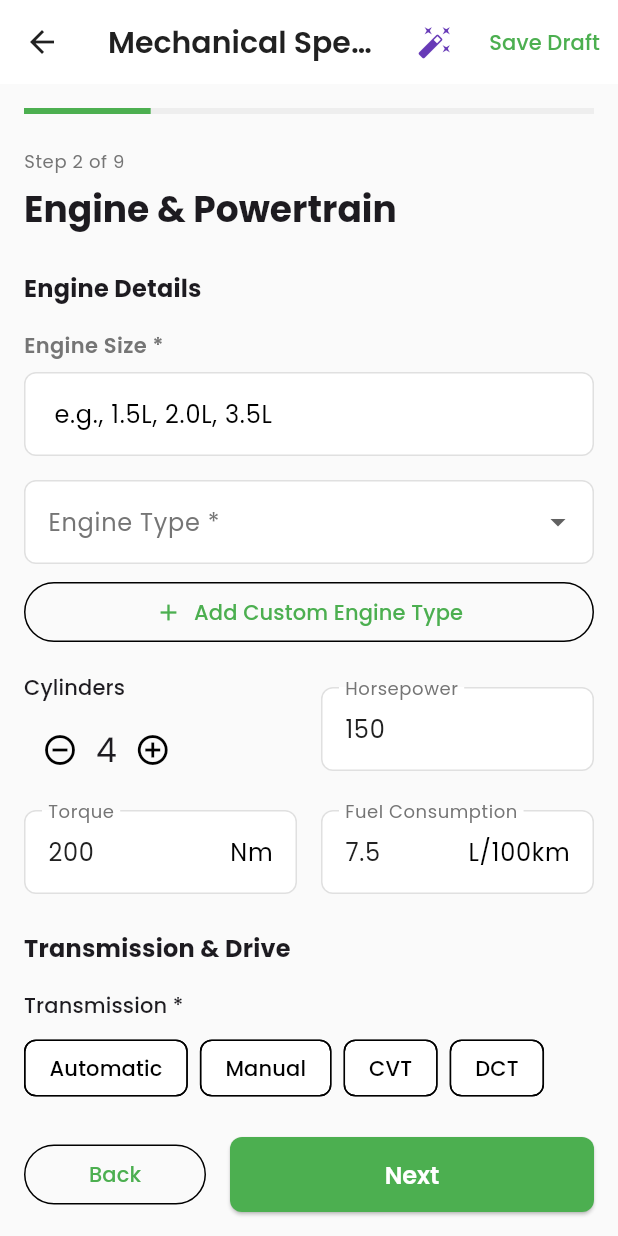
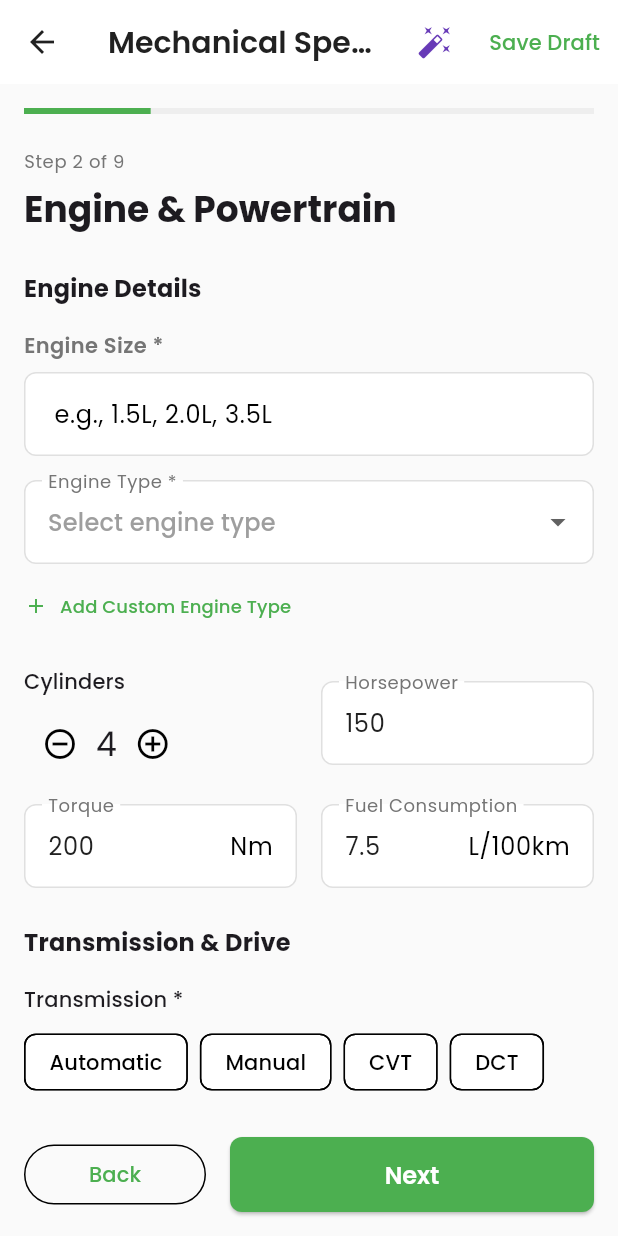
Before and after one commit to aimsahorizon/autobid-flutter, a Flutter app: the CreateListingStep2Mechanical screen opened by its route, on a phone screen of 412 x 824 dp. Run offline on Flutter 3.47's test engine with Material 3 defaults, Android fonts, the phone set to English and light mode, and no system bars; our stand-ins replace cached_network_image, flutter_riverpod, freezed_annotation, go_router, google_fonts, image_picker and 1 more; generated files the repository leaves out were written again; network calls fail.

Commit message:
feat: standardize custom attributes UX in step 2

```diff
--- a/lib/presentation/screens/listings/create/create_listing_step2_mechanical.dart
+++ b/lib/presentation/screens/listings/create/create_listing_step2_mechanical.dart
@@ -312,31 +312,40 @@ class _CreateListingStep2MechanicalState
             const SizedBox(height: 16),
 
             // Engine Type
-            DropdownButtonFormField<EngineType>(
-              initialValue: provider.engineType,
+            DropdownButtonFormField<EngineType?>(
+              value: provider.engineType,
               decoration: const InputDecoration(
                 labelText: 'Engine Type *',
                 border: OutlineInputBorder(),
+                hintText: 'Select engine type',
               ),
-              items: EngineType.values.map((type) {
-                return DropdownMenuItem(
+              items: [
+                const DropdownMenuItem<EngineType?>(
+                  value: null,
+                  child: Text('Select engine type', style: TextStyle(color: Colors.grey)),
+                ),
+                ...EngineType.values.map((type) {
+                  return DropdownMenuItem<EngineType?>(
                     value: type,
                     child: Text(type.displayName),
                   );
                 }).toList(),
+              ],
               onChanged: (value) {
-                if (value != null) provider.setEngineType(value);
+                provider.setEngineType(value);
               },
+              validator: (value) => value == null ? 'Please select engine type' : null,
             ),
             if (provider.customEngineTypes.isNotEmpty) ...[
               const SizedBox(height: 8),
               Wrap(
-                spacing: 8,
-                runSpacing: 8,
+                spacing: 4,
+                runSpacing: 4,
                 children: provider.customEngineTypes.map((type) {
                   return Chip(
-                    label: Text(type),
-                    deleteIcon: const Icon(Icons.close, size: 16),
+                    label: Text(type, style: const TextStyle(fontSize: 11)),
+                    deleteIcon: const Icon(Icons.close, size: 14),
+                    visualDensity: VisualDensity.compact,
                     onDeleted: () {
                       setState(() {
                         provider.customEngineTypes.remove(type);
@@ -346,13 +355,14 @@ class _CreateListingStep2MechanicalState
                 }).toList(),
               ),
             ],
-            const SizedBox(height: 8),
-            OutlinedButton.icon(
+            const SizedBox(height: 4),
+            Align(
+              alignment: Alignment.centerLeft,
+              child: TextButton.icon(
                 onPressed: _showAddCustomEngineTypeDialog,
-              icon: const Icon(Icons.add, size: 18),
-              label: const Text('Add Custom Engine Type'),
-              style: OutlinedButton.styleFrom(
-                padding: const EdgeInsets.symmetric(vertical: 10),
+                icon: const Icon(Icons.add, size: 16),
+                label: const Text('Add Custom Engine Type', style: TextStyle(fontSize: 12)),
+                style: TextButton.styleFrom(padding: EdgeInsets.zero),
               ),
             ),
             const SizedBox(height: 16),
@@ -443,26 +453,43 @@ class _CreateListingStep2MechanicalState
                   );
                 }),
                 ...provider.customTransmissionTypes.map((type) {
-                  return Chip(
-                    label: Text(type),
-                    deleteIcon: const Icon(Icons.close, size: 16),
-                    onDeleted: () {
+                  final isSelected = provider.selectedCustomTransmission == type;
+                  return ChoiceChip(
+                    label: Row(
+                      mainAxisSize: MainAxisSize.min,
+                      children: [
+                        Text(type),
+                        const SizedBox(width: 4),
+                        GestureDetector(
+                          onTap: () {
                             setState(() {
                               provider.customTransmissionTypes.remove(type);
+                              if (provider.selectedCustomTransmission == type) {
+                                provider.setSelectedCustomTransmission(null);
+                              }
                             });
+                          },
+                          child: const Icon(Icons.cancel, size: 16),
+                        ),
+                      ],
+                    ),
+                    selected: isSelected,
+                    onSelected: (selected) {
+                      if (selected) {
+                        provider.setTransmission(null);
+                        provider.setSelectedCustomTransmission(type);
+                      }
                     },
                   );
                 }),
+                ActionChip(
+                  avatar: const Icon(Icons.add_circle_outline, size: 18),
+                  label: const Text('Add option'),
+                  onPressed: _showAddCustomTransmissionTypeDialog,
+                  backgroundColor: Colors.grey[100],
+                  side: BorderSide(color: Colors.grey[400]!, style: BorderStyle.none),
+                ),
               ],
-            ),
-            const SizedBox(height: 8),
-            OutlinedButton.icon(
-              onPressed: _showAddCustomTransmissionTypeDialog,
-              icon: const Icon(Icons.add, size: 18),
-              label: const Text('Add Custom Transmission'),
-              style: OutlinedButton.styleFrom(
-                padding: const EdgeInsets.symmetric(vertical: 10),
-              ),
             ),
             const SizedBox(height: 16),
 
@@ -484,21 +511,29 @@ class _CreateListingStep2MechanicalState
                   child: Column(
                     crossAxisAlignment: CrossAxisAlignment.start,
                     children: [
-                      DropdownButtonFormField<DriveType>(
-                        initialValue: provider.driveType,
+                      DropdownButtonFormField<DriveType?>(
+                        value: provider.driveType,
                         decoration: const InputDecoration(
                           labelText: 'Drive Type *',
                           border: OutlineInputBorder(),
+                          hintText: 'Select drive type',
                         ),
-                        items: DriveType.values.map((type) {
-                          return DropdownMenuItem(
+                        items: [
+                          const DropdownMenuItem<DriveType?>(
+                            value: null,
+                            child: Text('Select drive type', style: TextStyle(color: Colors.grey)),
+                          ),
+                          ...DriveType.values.map((type) {
+                            return DropdownMenuItem<DriveType?>(
                               value: type,
                               child: Text(type.displayName),
                             );
                           }).toList(),
+                        ],
                         onChanged: (value) {
-                          if (value != null) provider.setDriveType(value);
+                          provider.setDriveType(value);
                         },
+                        validator: (value) => value == null ? 'Please select drive type' : null,
                       ),
                       if (provider.customDriveTypes.isNotEmpty) ...[
                         const SizedBox(height: 8),
@@ -556,26 +591,43 @@ class _CreateListingStep2MechanicalState
                   );
                 }),
                 ...provider.customFuelTypes.map((type) {
-                  return Chip(
-                    label: Text(type),
-                    deleteIcon: const Icon(Icons.close, size: 16),
-                    onDeleted: () {
+                  final isSelected = provider.selectedCustomFuelType == type;
+                  return ChoiceChip(
+                    label: Row(
+                      mainAxisSize: MainAxisSize.min,
+                      children: [
+                        Text(type),
+                        const SizedBox(width: 4),
+                        GestureDetector(
+                          onTap: () {
                             setState(() {
                               provider.customFuelTypes.remove(type);
+                              if (provider.selectedCustomFuelType == type) {
+                                provider.setSelectedCustomFuelType(null);
+                              }
                             });
+                          },
+                          child: const Icon(Icons.cancel, size: 16),
+                        ),
+                      ],
+                    ),
+                    selected: isSelected,
+                    onSelected: (selected) {
+                      if (selected) {
+                        provider.setFuelType(null);
+                        provider.setSelectedCustomFuelType(type);
+                      }
                     },
                   );
                 }),
+                ActionChip(
+                  avatar: const Icon(Icons.add_circle_outline, size: 18),
+                  label: const Text('Add option'),
+                  onPressed: _showAddCustomFuelTypeDialog,
+                  backgroundColor: Colors.grey[100],
+                  side: BorderSide(color: Colors.grey[400]!, style: BorderStyle.none),
+                ),
               ],
-            ),
-            const SizedBox(height: 8),
-            OutlinedButton.icon(
-              onPressed: _showAddCustomFuelTypeDialog,
-              icon: const Icon(Icons.add, size: 18),
-              label: const Text('Add Custom Fuel Type'),
-              style: OutlinedButton.styleFrom(
-                padding: const EdgeInsets.symmetric(vertical: 10),
-              ),
             ),
 
             // Electric/Hybrid Specific Fields
```
Lines whose indentation alone changed are shown as unchanged.
